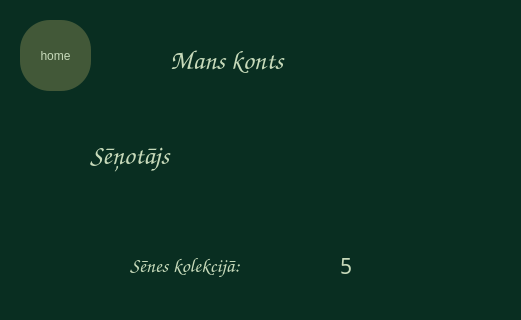
Before: the Qt Designer form ui/account.ui in tebuu24/Senu-kolekcionars-2025, drawn with Qt 5; both pictures show x 0 to 521 and y 0 to 320 of the 521 by 850 pixel window.
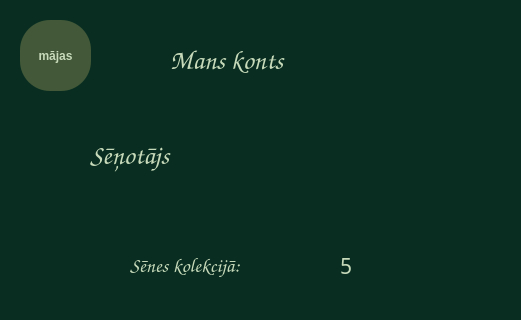
After: the same form once the commit is applied.

Diff of the .ui file:
```diff
--- a/ui/account.ui
+++ b/ui/account.ui
@@ -38,13 +38,19 @@
       <height>71</height>
      </rect>
     </property>
+    <property name="font">
+     <font>
+      <weight>75</weight>
+      <bold>true</bold>
+     </font>
+    </property>
     <property name="styleSheet">
      <string notr="true">border-radius: 30px;
 background-color: rgb(66, 88, 56);
 color: rgb(199, 218, 186);</string>
     </property>
     <property name="text">
-     <string>home</string>
+     <string>mājas</string>
     </property>
    </widget>
    <widget class="QLabel" name="newtitle">
```
